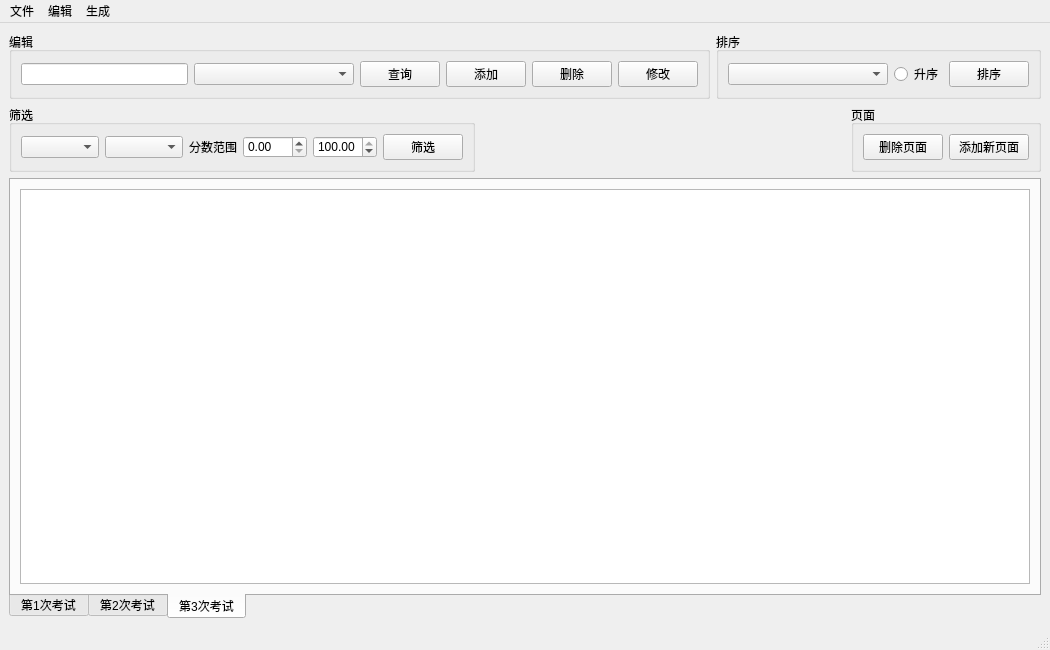
First picture: the form in mainwindow.ui, repository TheWeakest34/StudentManageSystem, before the edit.
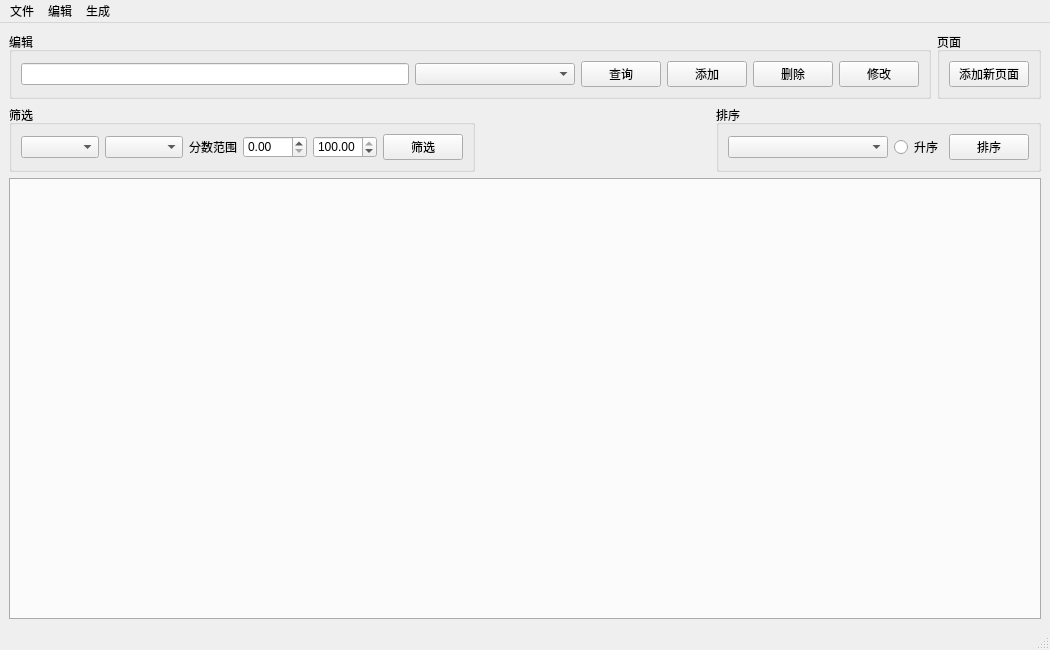
Second picture: the form after the edit.

Commit message: 优化了初始页面的创建，可以根据数据库中非空表的数量来动态地创建页面，优化了界面设计

Diff of the .ui file:
```diff
--- a/mainwindow.ui
+++ b/mainwindow.ui
@@ -22,7 +22,7 @@
 }</string>
   </property>
   <widget class="QWidget" name="centralwidget">
-   <layout class="QGridLayout" name="gridLayout_8">
+   <layout class="QGridLayout" name="gridLayout_2">
     <item row="0" column="0">
      <layout class="QHBoxLayout" name="horizontalLayout">
       <item>
@@ -113,84 +113,15 @@
        </widget>
       </item>
       <item>
-       <widget class="QGroupBox" name="groupBox_3">
+       <widget class="QGroupBox" name="groupBox_4">
         <property name="title">
-         <string>排序</string>
+         <string>页面</string>
         </property>
-        <layout class="QGridLayout" name="gridLayout_6">
+        <layout class="QGridLayout" name="gridLayout_7">
          <item row="0" column="0">
-          <widget class="QComboBox" name="OrderBy">
-           <property name="sizePolicy">
-            <sizepolicy hsizetype="Minimum" vsizetype="Fixed">
-             <horstretch>0</horstretch>
-             <verstretch>0</verstretch>
-            </sizepolicy>
-           </property>
-           <property name="minimumSize">
-            <size>
-             <width>160</width>
-             <height>0</height>
-            </size>
-           </property>
-           <property name="currentIndex">
-            <number>-1</number>
-           </property>
-           <property name="placeholderText">
-            <string>-- 选择排序方式 --</string>
-           </property>
-           <item>
-            <property name="text">
-             <string>学号</string>
-            </property>
-           </item>
-           <item>
-            <property name="text">
-             <string>姓名</string>
-            </property>
-           </item>
-           <item>
-            <property name="text">
-             <string>性别</string>
-            </property>
-           </item>
-           <item>
-            <property name="text">
-             <string>班级</string>
-            </property>
-           </item>
-           <item>
-            <property name="text">
-             <string>数学成绩</string>
-            </property>
-           </item>
-           <item>
-            <property name="text">
-             <string>C语言成绩</string>
-            </property>
-           </item>
-           <item>
-            <property name="text">
-             <string>Java成绩</string>
-            </property>
-           </item>
-           <item>
-            <property name="text">
-             <string>总分</string>
-            </property>
-           </item>
-          </widget>
-         </item>
-         <item row="0" column="1">
-          <widget class="QRadioButton" name="AscOrDesc">
+          <widget class="QPushButton" name="addNewTab">
            <property name="text">
-            <string>升序</string>
-           </property>
-          </widget>
-         </item>
-         <item row="0" column="2">
-          <widget class="QPushButton" name="btOrder">
-           <property name="text">
-            <string>排序</string>
+            <string>添加新页面</string>
            </property>
           </widget>
          </item>
@@ -353,25 +284,87 @@
        </spacer>
       </item>
       <item>
-       <widget class="QGroupBox" name="groupBox_4">
+       <widget class="QGroupBox" name="groupBox_3">
         <property name="title">
-         <string>页面</string>
+         <string>排序</string>
         </property>
-        <layout class="QGridLayout" name="gridLayout_7">
-         <item row="0" column="0">
-          <widget class="QPushButton" name="pushButton">
-           <property name="text">
-            <string>删除页面</string>
-           </property>
-          </widget>
-         </item>
+        <layout class="QGridLayout" name="gridLayout_6">
          <item row="0" column="1">
-          <widget class="QPushButton" name="addNewTab">
+          <widget class="QRadioButton" name="AscOrDesc">
            <property name="text">
-            <string>添加新页面</string>
+            <string>升序</string>
            </property>
           </widget>
          </item>
+         <item row="0" column="2">
+          <widget class="QPushButton" name="btOrder">
+           <property name="text">
+            <string>排序</string>
+           </property>
+          </widget>
+         </item>
+         <item row="0" column="0">
+          <widget class="QComboBox" name="OrderBy">
+           <property name="sizePolicy">
+            <sizepolicy hsizetype="Minimum" vsizetype="Fixed">
+             <horstretch>0</horstretch>
+             <verstretch>0</verstretch>
+            </sizepolicy>
+           </property>
+           <property name="minimumSize">
+            <size>
+             <width>160</width>
+             <height>0</height>
+            </size>
+           </property>
+           <property name="currentIndex">
+            <number>-1</number>
+           </property>
+           <property name="placeholderText">
+            <string>-- 选择排序方式 --</string>
+           </property>
+           <item>
+            <property name="text">
+             <string>学号</string>
+            </property>
+           </item>
+           <item>
+            <property name="text">
+             <string>姓名</string>
+            </property>
+           </item>
+           <item>
+            <property name="text">
+             <string>性别</string>
+            </property>
+           </item>
+           <item>
+            <property name="text">
+             <string>班级</string>
+            </property>
+           </item>
+           <item>
+            <property name="text">
+             <string>数学成绩</string>
+            </property>
+           </item>
+           <item>
+            <property name="text">
+             <string>C语言成绩</string>
+            </property>
+           </item>
+           <item>
+            <property name="text">
+             <string>Java成绩</string>
+            </property>
+           </item>
+           <item>
+            <property name="text">
+             <string>总分</string>
+            </property>
+           </item>
+          </widget>
+         </item>
         </layout>
        </widget>
       </item>
@@ -385,36 +378,6 @@
       <property name="currentIndex">
        <number>2</number>
       </property>
-      <widget class="QWidget" name="tab1">
-       <attribute name="title">
-        <string>第1次考试</string>
-       </attribute>
-       <layout class="QGridLayout" name="gridLayout_2">
-        <item row="0" column="0">
-         <widget class="QTableView" name="tableView"/>
-        </item>
-       </layout>
-      </widget>
-      <widget class="QWidget" name="tab2">
-       <attribute name="title">
-        <string>第2次考试</string>
-       </attribute>
-       <layout class="QGridLayout" name="gridLayout_3">
-        <item row="0" column="0">
-         <widget class="QTableView" name="tableView2"/>
-        </item>
-       </layout>
-      </widget>
-      <widget class="QWidget" name="tab3">
-       <attribute name="title">
-        <string>第3次考试</string>
-       </attribute>
-       <layout class="QGridLayout" name="gridLayout_4">
-        <item row="0" column="0">
-         <widget class="QTableView" name="tableView3"/>
-        </item>
-       </layout>
-      </widget>
      </widget>
     </item>
    </layout>
```
Left out of the diff: 36 changed lines with no effect on the pictures. The commit also changes 5 other files.
